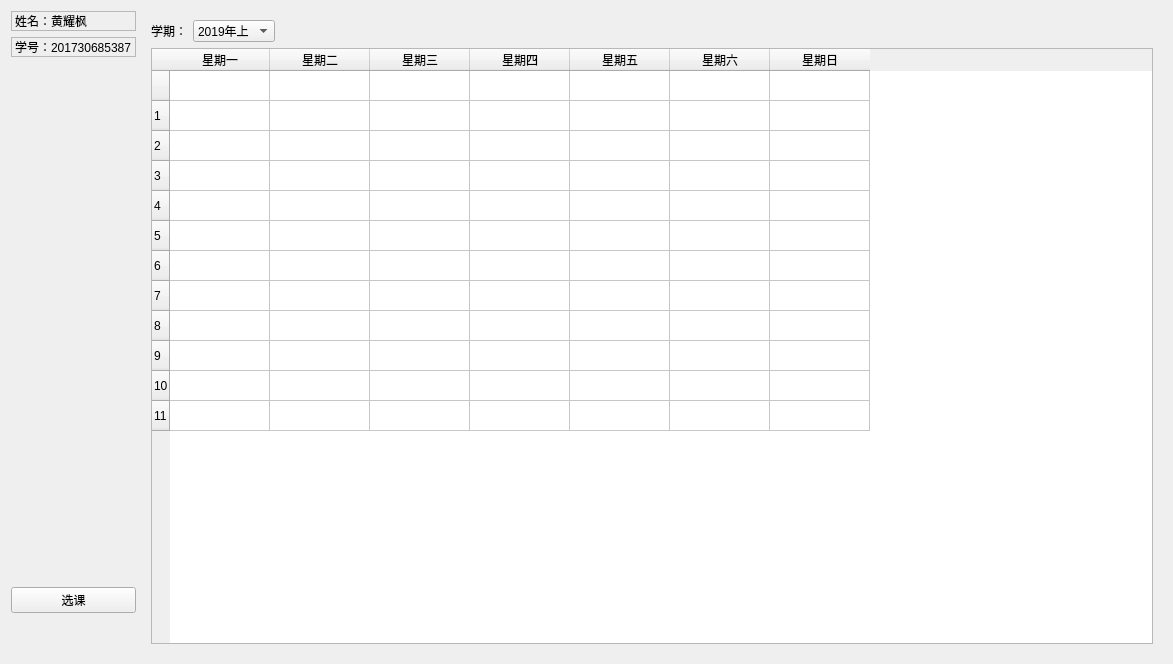
This is Client/mainwin.ui in NichtsHsu/SelectCourse as Qt 5 draws it before an edit. The edited form follows.
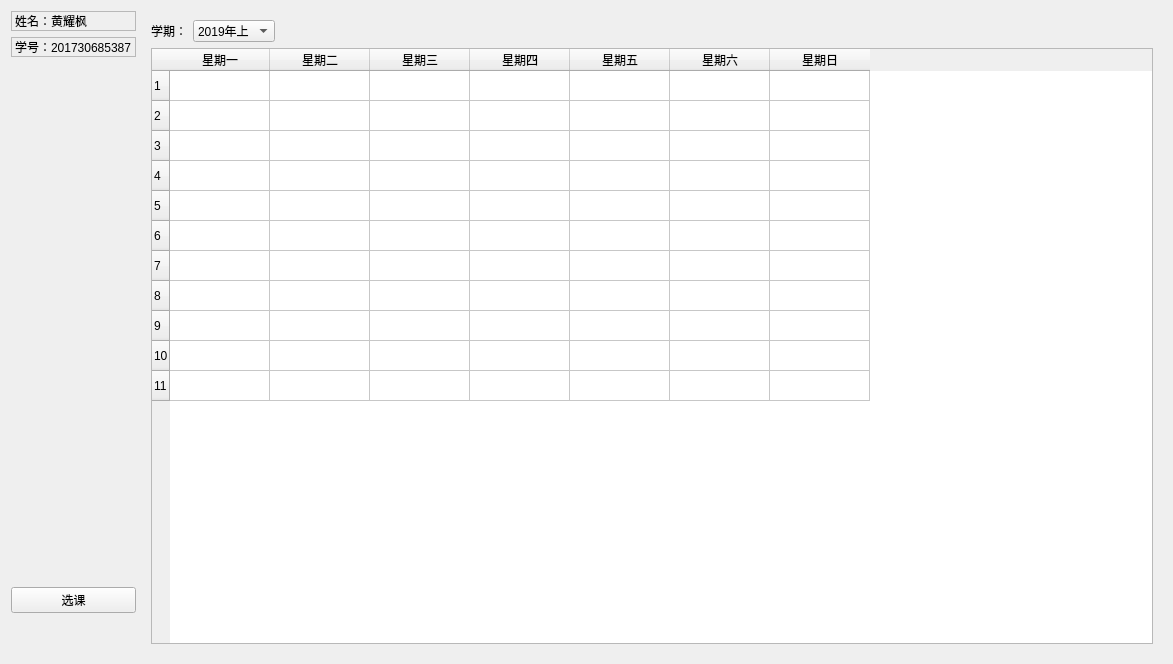
This is the edited form.

The edit to the form file:
```diff
--- a/Client/mainwin.ui
+++ b/Client/mainwin.ui
@@ -162,12 +162,7 @@
        </layout>
       </item>
       <item>
-       <widget class="QTableWidget" name="tableWidget">
-        <row>
-         <property name="text">
-          <string/>
-         </property>
-        </row>
+       <widget class="QTableWidget" name="classTable">
         <row>
          <property name="text">
           <string>1</string>
@@ -259,6 +254,9 @@
          </property>
         </column>
         <item row="0" column="0">
+         <property name="text">
+          <string/>
+         </property>
          <property name="font">
           <font>
            <stylestrategy>NoAntialias</stylestrategy>
```
Left out of the diff: 2 changed lines with no effect on the pictures.
